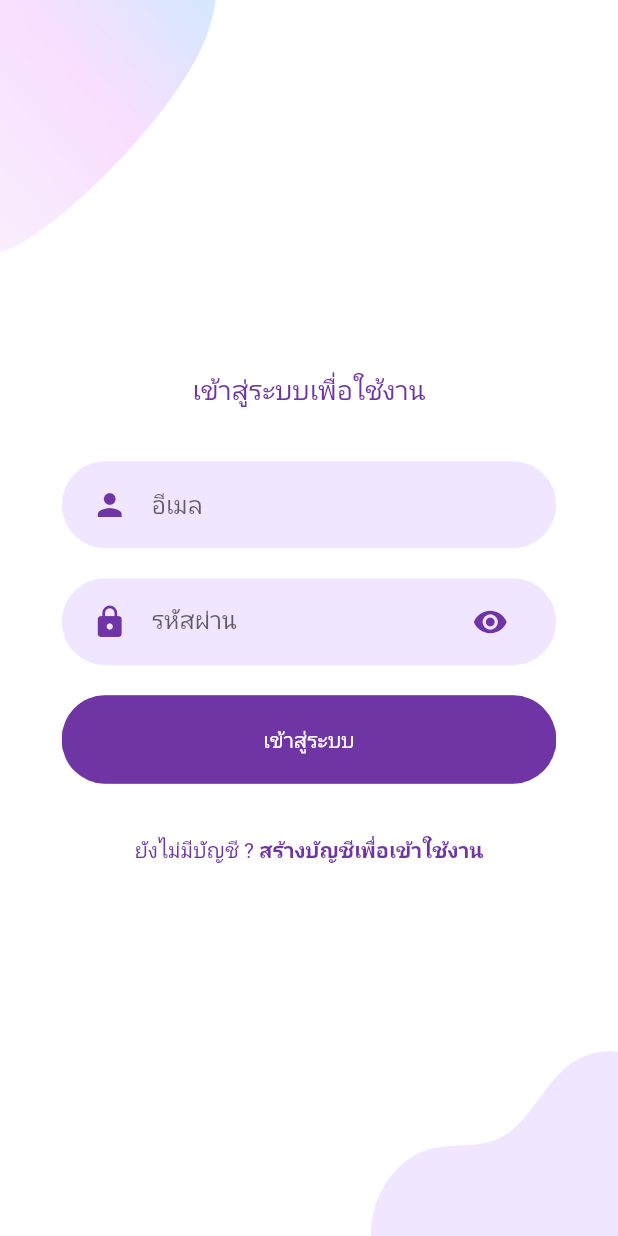
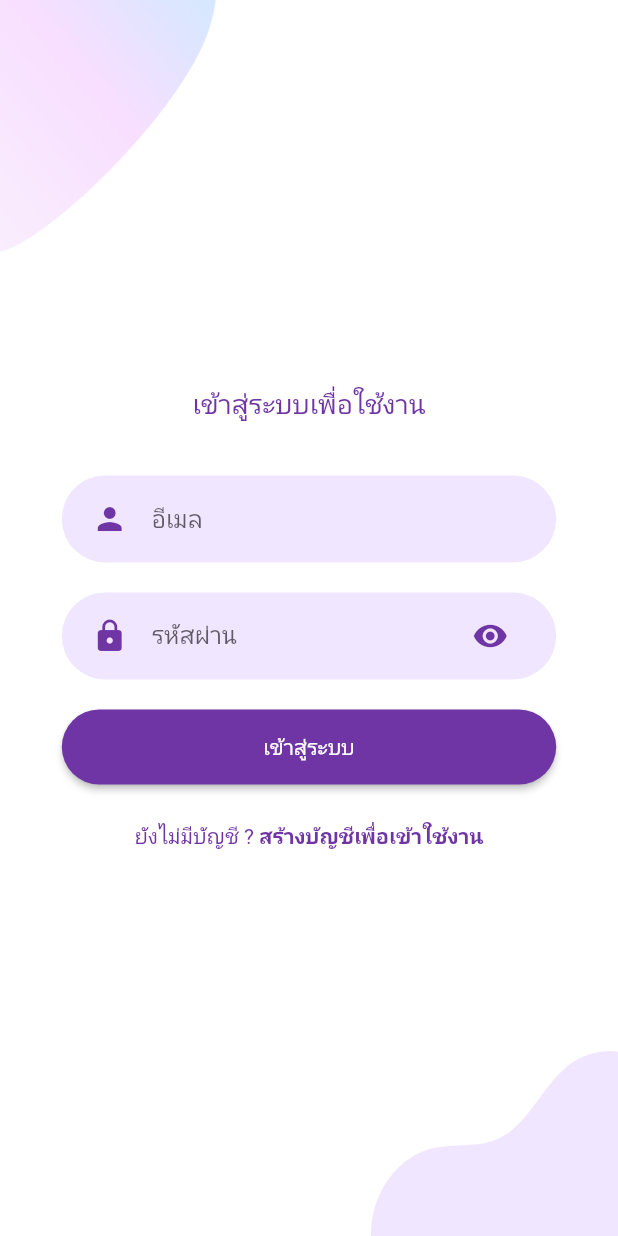
Before and after one commit to numvarn/flutter_base_project, a Flutter app: the screen it shows after launch, after a tap on "LOGIN", on a phone screen of 412 x 824 dp. Run offline on Flutter 3.47's test engine with Material 2 defaults, Android fonts, the phone set to English and light mode, and no system bars; drawn by our look-alikes of rounded_loading_button; our stand-ins replace cached_network_image, carousel_slider, dotted_decoration, firebase_auth, firebase_core, flutter_datetime_picker and 7 more; missing offline and left inert: multi_image_picker, smart_select; accounts and stored records are empty; Roboto replaces fonts that are missing (Kanit).

Commit message:
set login button

```diff
--- a/lib/screens/login/components/body.dart
+++ b/lib/screens/login/components/body.dart
@@ -6,9 +6,9 @@ import 'package:flutter/material.dart';
 import 'package:base_project/screens/login/components/background.dart';
 import 'package:base_project/screens/signup/signup_screen.dart';
 import 'package:base_project/components/already_have_an_account_acheck.dart';
-import 'package:base_project/components/rounded_button.dart';
 import 'package:base_project/components/rounded_input_field.dart';
 import 'package:base_project/components/rounded_password_field.dart';
+import 'package:rounded_loading_button/rounded_loading_button.dart';
 
 class Body extends StatefulWidget {
   const Body({
@@ -20,6 +20,8 @@ class Body extends StatefulWidget {
 }
 
 class _BodyState extends State<Body> {
+  final RoundedLoadingButtonController _btnController = RoundedLoadingButtonController();
+
   /*
   * Login by Firebase auth using email & password
   */
@@ -32,6 +34,8 @@ class _BodyState extends State<Body> {
           context,
           new MaterialPageRoute(builder: (context) => new OperationScreen()),
         );
+      } else {
+        _btnController.stop();
       }
     });
   }
@@ -45,6 +49,7 @@ class _BodyState extends State<Body> {
     if (!regex.hasMatch(email)) {
       final snackBar = SnackBar(content: Text("Invalid email format"));
       ScaffoldMessenger.of(context).showSnackBar(snackBar);
+      _btnController.reset();
       return false;
     } else {
       return true;
@@ -57,8 +62,33 @@ class _BodyState extends State<Body> {
     String passwordField = "";
 
     Size size = MediaQuery.of(context).size;
+
+    /*
+    * Login button
+    */
+    final loginButton = RoundedLoadingButton(
+      child: Text(
+        "เข้าสู่ระบบ",
+        textAlign: TextAlign.center,
+        style: TextStyle(color: Colors.white),
+      ),
+      controller: _btnController,
+      width: MediaQuery.of(context).size.width,
+      color: kPrimaryColor,
+      onPressed: () {
+        if (_validateEmail(emailField) && passwordField.isNotEmpty) {
+          _signInWithEmailAndPassword(emailField, passwordField);
+        } else {
+          print("Invalid data");
+          _btnController.stop();
+        }
+      },
+    );
+
     return Background(
       child: SingleChildScrollView(
+        child: Container(
+          width: size.width * .8,
           child: Column(
             mainAxisAlignment: MainAxisAlignment.center,
             children: <Widget>[
@@ -78,16 +108,10 @@ class _BodyState extends State<Body> {
                   passwordField = value;
                 },
               ),
-            RoundedButton(
-              text: "เข้าสู่ระบบ",
-              press: () {
-                if (_validateEmail(emailField) && passwordField.isNotEmpty) {
-                  _signInWithEmailAndPassword(emailField, passwordField);
-                } else {
-                  print("Invalid data");
-                }
-              },
+              SizedBox(
+                height: 10,
               ),
+              loginButton,
               SizedBox(height: size.height * 0.03),
               AlreadyHaveAnAccountCheck(
                 press: () {
@@ -104,6 +128,7 @@ class _BodyState extends State<Body> {
             ],
           ),
         ),
+      ),
     );
   }
 }
```
Also changed, not shown: lib/class/auth.dart (+23 -6 lines). Lines whose indentation alone changed are shown as unchanged.
